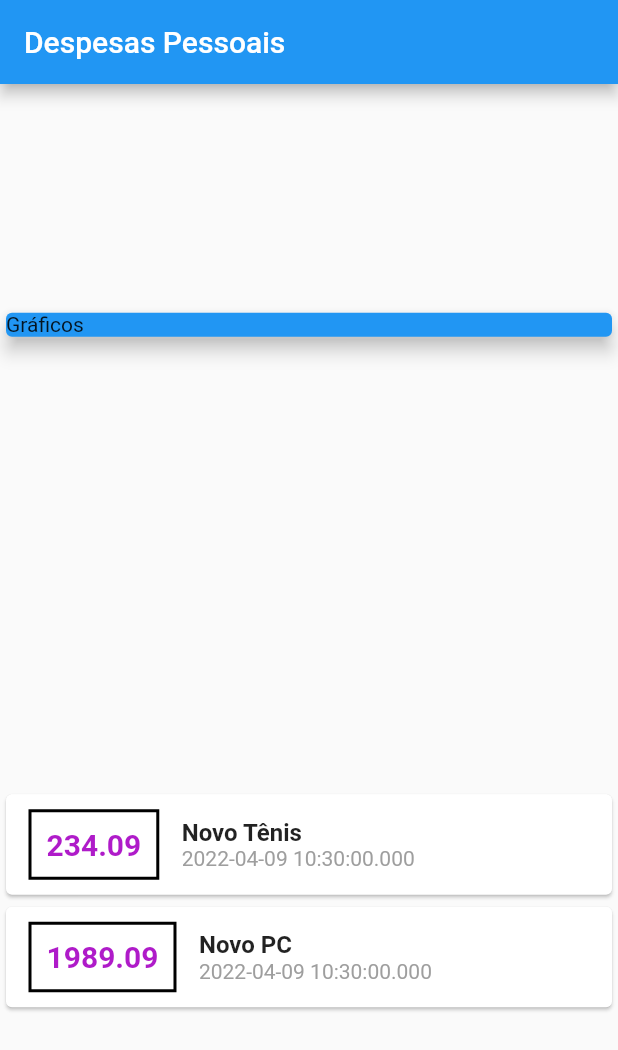
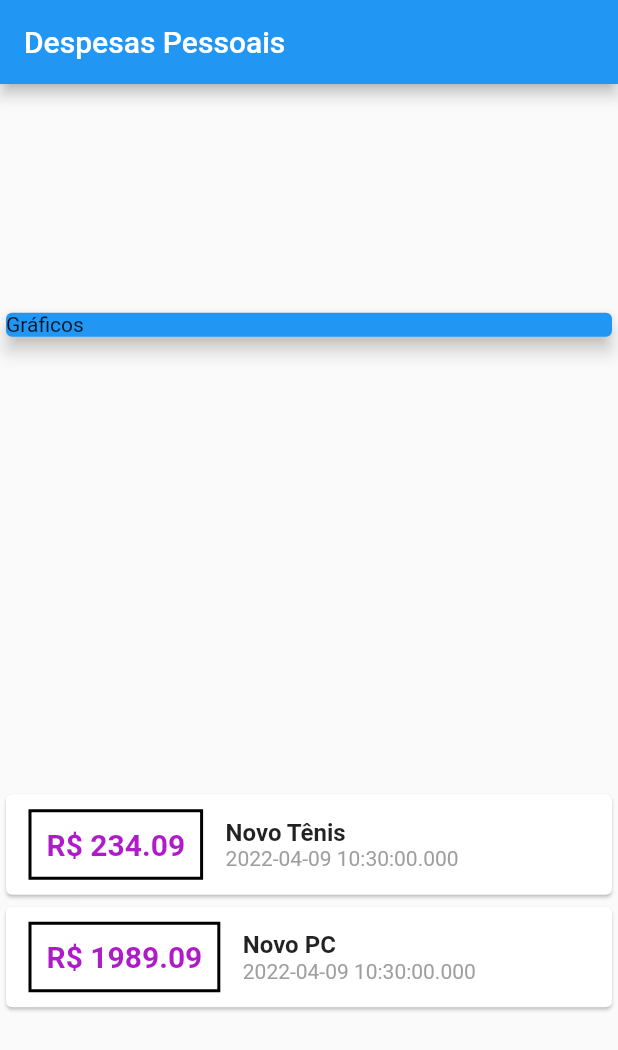
Before and after one commit to fabiojfadsg/expenses_flutter, a Flutter app: the screen it shows after launch, on a phone screen of 412 x 824 dp. Shown: the top 1050 px of the screen. Run offline on Flutter 3.47's test engine with Material 2 defaults, Android fonts, the phone set to English and light mode, and no system bars.

Commit message:
aula-100

```diff
--- a/lib/main.dart
+++ b/lib/main.dart
@@ -61,7 +61,7 @@ class MyHomePage extends StatelessWidget {
                     )),
                     padding: EdgeInsets.all(10),
                     child: Text(
-                      tr.value.toString(),
+                      'R\$ ${tr.value.toStringAsFixed(2)}',
                       style: TextStyle(
                         fontWeight: FontWeight.bold,
                         fontSize: 20,
```
